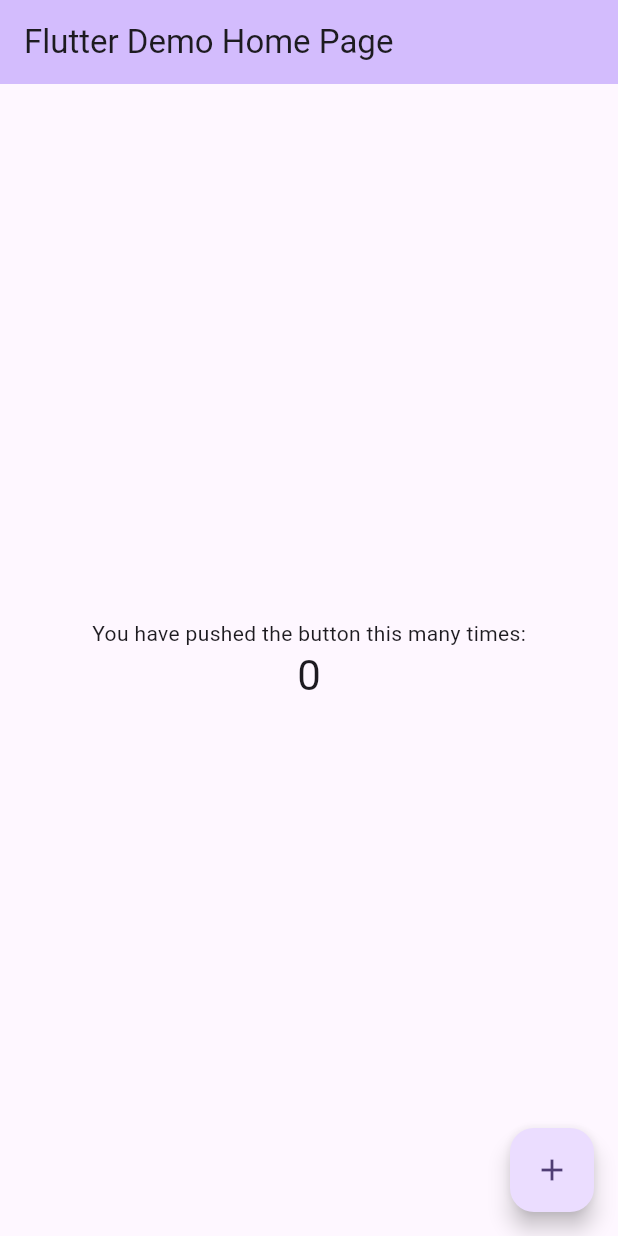
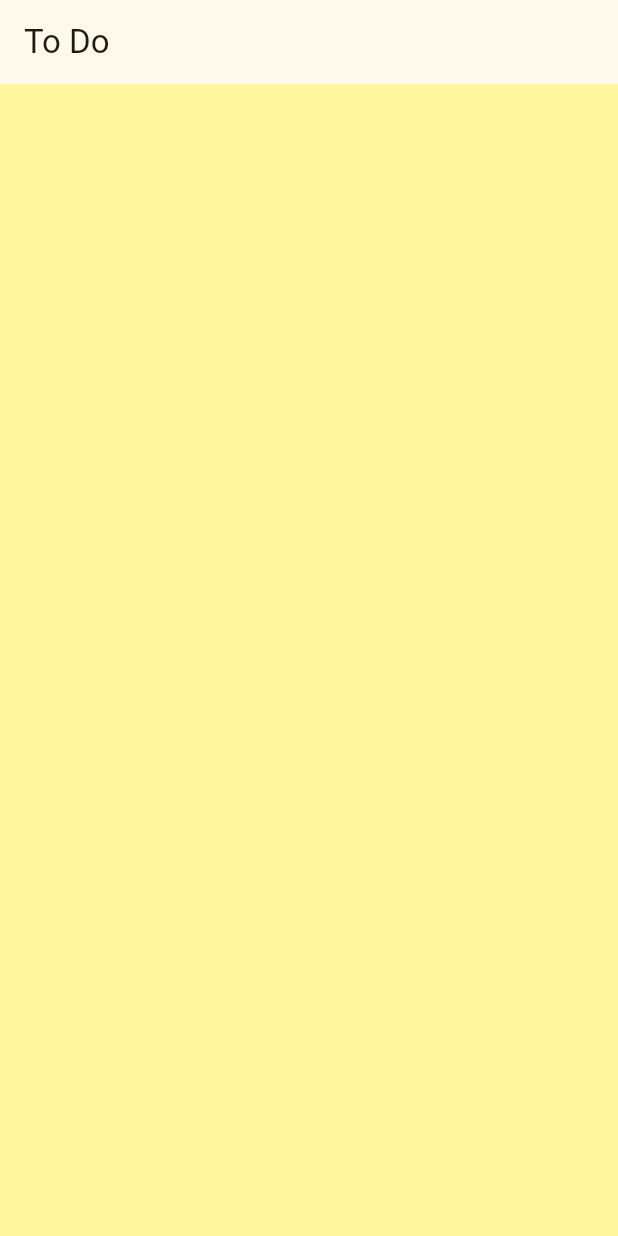
Before and after one commit to MalakHamed5/To-Do-List, a Flutter app: the screen it shows after launch, on a phone screen of 412 x 824 dp. Run offline on Flutter 3.47's test engine with Material 3 defaults, Android fonts, the phone set to English and light mode, and no system bars.

Commit message:
Create theme and task model

```diff
--- /dev/null
+++ b/lib/core/config/theme/theme_data/get_light_theme.dart
@@ -0,0 +1,17 @@
+import 'package:flutter/material.dart';
+import 'package:to_do_list/core/config/theme/app_colors.dart';
+
+ThemeData getLightTheme() {
+  return ThemeData(
+    scaffoldBackgroundColor: AppColors.backgroundColor,
+    brightness: Brightness.light,
+    colorScheme: ColorScheme.fromSeed(
+      brightness: Brightness.light,
+      seedColor: AppColors.appBarColor,
+    ),
+    textTheme: ThemeData.light().textTheme.apply(
+          bodyColor: AppColors.txt,
+          displayColor: AppColors.txt,
+        ),
+  );
+}
--- a/lib/main.dart
+++ b/lib/main.dart
@@ -1,125 +1,21 @@
 import 'package:flutter/material.dart';
+import 'package:to_do_list/core/config/theme/theme_data/get_light_theme.dart';
+
+import 'screens/home_screen.dart';
 
 void main() {
-  runApp(const MyApp());
+  runApp(MyApp());
 }
 
 class MyApp extends StatelessWidget {
   const MyApp({super.key});
 
-  // This widget is the root of your application.
   @override
   Widget build(BuildContext context) {
     return MaterialApp(
-      title: 'Flutter Demo',
-      theme: ThemeData(
-        // This is the theme of your application.
-        //
-        // TRY THIS: Try running your application with "flutter run". You'll see
-        // the application has a purple toolbar. Then, without quitting the app,
-        // try changing the seedColor in the colorScheme below to Colors.green
-        // and then invoke "hot reload" (save your changes or press the "hot
-        // reload" button in a Flutter-supported IDE, or press "r" if you used
-        // the command line to start the app).
-        //
-        // Notice that the counter didn't reset back to zero; the application
-        // state is not lost during the reload. To reset the state, use hot
-        // restart instead.
-        //
-        // This works for code too, not just values: Most code changes can be
-        // tested with just a hot reload.
-        colorScheme: ColorScheme.fromSeed(seedColor: Colors.deepPurple),
-        useMaterial3: true,
-      ),
-      home: const MyHomePage(title: 'Flutter Demo Home Page'),
+      theme: getLightTheme(),
+      debugShowCheckedModeBanner: false,
+      home: const HomeScreen(),
     );
   }
 }
-
-class MyHomePage extends StatefulWidget {
-  const MyHomePage({super.key, required this.title});
-
-  // This widget is the home page of your application. It is stateful, meaning
-  // that it has a State object (defined below) that contains fields that affect
-  // how it looks.
-
-  // This class is the configuration for the state. It holds the values (in this
-  // case the title) provided by the parent (in this case the App widget) and
-  // used by the build method of the State. Fields in a Widget subclass are
-  // always marked "final".
-
-  final String title;
-
-  @override
-  State<MyHomePage> createState() => _MyHomePageState();
-}
-
-class _MyHomePageState extends State<MyHomePage> {
-  int _counter = 0;
-
-  void _incrementCounter() {
-    setState(() {
-      // This call to setState tells the Flutter framework that something has
-      // changed in this State, which causes it to rerun the build method below
-      // so that the display can reflect the updated values. If we changed
-      // _counter without calling setState(), then the build method would not be
-      // called again, and so nothing would appear to happen.
-      _counter++;
-    });
-  }
-
-  @override
-  Widget build(BuildContext context) {
-    // This method is rerun every time setState is called, for instance as done
-    // by the _incrementCounter method above.
-    //
-    // The Flutter framework has been optimized to make rerunning build methods
-    // fast, so that you can just rebuild anything that needs updating rather
-    // than having to individually change instances of widgets.
-    return Scaffold(
-      appBar: AppBar(
-        // TRY THIS: Try changing the color here to a specific color (to
-        // Colors.amber, perhaps?) and trigger a hot reload to see the AppBar
-        // change color while the other colors stay the same.
-        backgroundColor: Theme.of(context).colorScheme.inversePrimary,
-        // Here we take the value from the MyHomePage object that was created by
-        // the App.build method, and use it to set our appbar title.
-        title: Text(widget.title),
-      ),
-      body: Center(
-        // Center is a layout widget. It takes a single child and positions it
-        // in the middle of the parent.
-        child: Column(
-          // Column is also a layout widget. It takes a list of children and
-          // arranges them vertically. By default, it sizes itself to fit its
-          // children horizontally, and tries to be as tall as its parent.
-          //
-          // Column has various properties to control how it sizes itself and
-          // how it positions its children. Here we use mainAxisAlignment to
-          // center the children vertically; the main axis here is the vertical
-          // axis because Columns are vertical (the cross axis would be
-          // horizontal).
-          //
-          // TRY THIS: Invoke "debug painting" (choose the "Toggle Debug Paint"
-          // action in the IDE, or press "p" in the console), to see the
-          // wireframe for each widget.
-          mainAxisAlignment: MainAxisAlignment.center,
-          children: <Widget>[
-            const Text(
-              'You have pushed the button this many times:',
-            ),
-            Text(
-              '$_counter',
-              style: Theme.of(context).textTheme.headlineMedium,
-            ),
-          ],
-        ),
-      ),
-      floatingActionButton: FloatingActionButton(
-        onPressed: _incrementCounter,
-        tooltip: 'Increment',
-        child: const Icon(Icons.add),
-      ), // This trailing comma makes auto-formatting nicer for build methods.
-    );
-  }
-}
--- /dev/null
+++ b/lib/screens/home_screen.dart
@@ -0,0 +1,17 @@
+import 'package:flutter/material.dart';
+
+class HomeScreen extends StatelessWidget {
+  const HomeScreen({super.key});
+
+  @override
+  Widget build(BuildContext context) {
+    return Scaffold(
+      appBar: AppBar(
+        title: Text("To Do"),
+
+
+
+      ),
+    );
+  }
+}
```
Also changed, not shown: lib/core/config/theme/app_colors.dart (added, +8 -0 lines), lib/models/task_model.dart (added, +18 -0 lines), 1 other file.
